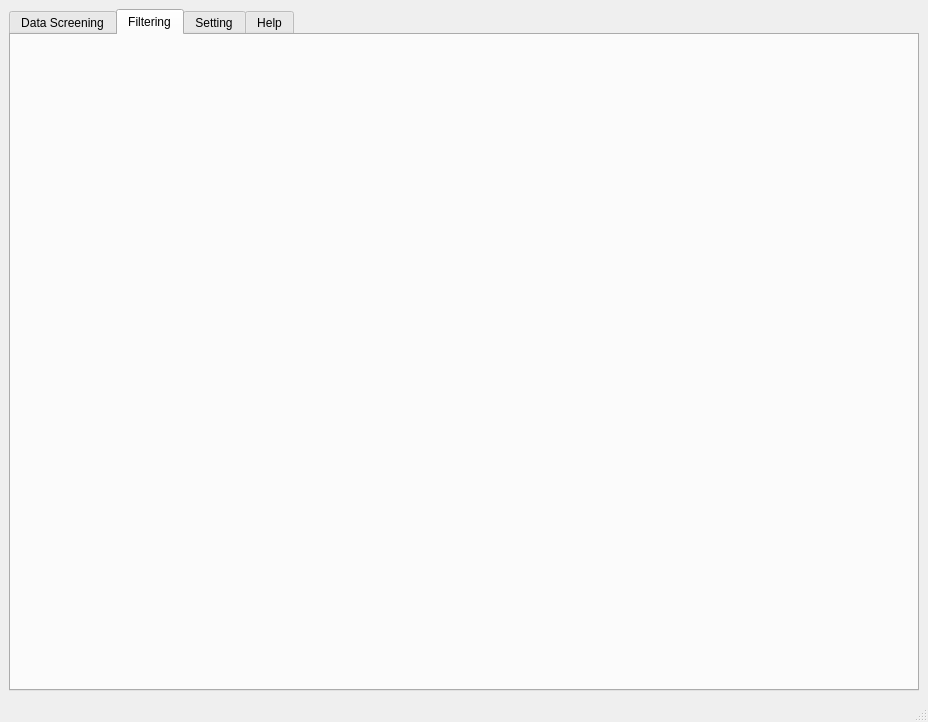
First picture: the form in src/Preprocessing_UI.ui, repository soheilee/DataVisualization, before the edit.
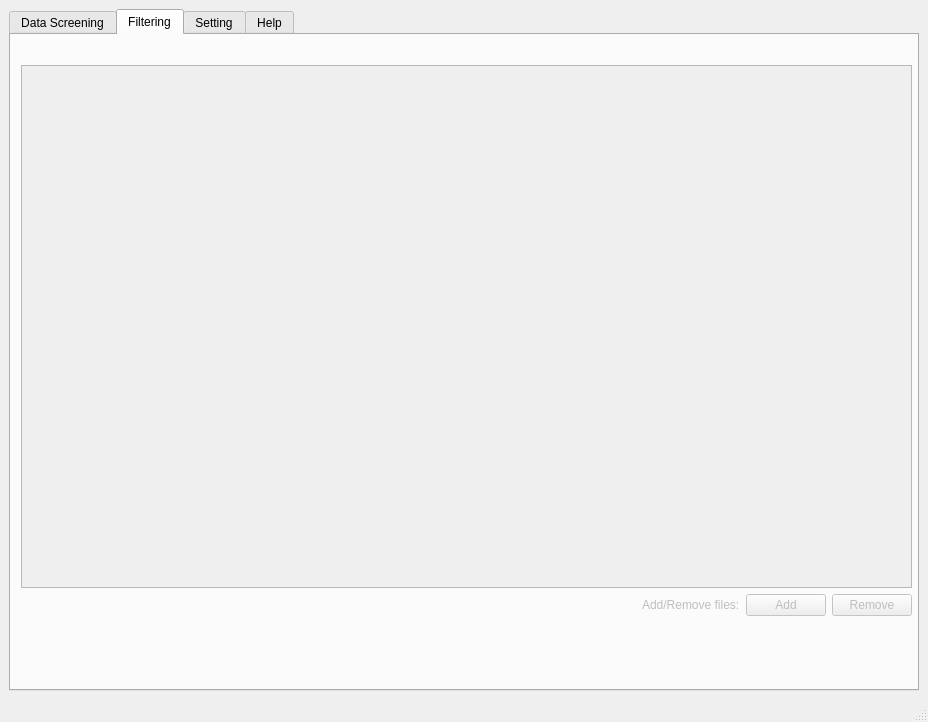
Second picture: the form after the edit. The open tabs and pages were chosen to show the change. Icons and pictures are not drawn.

Commit message: add remove button added

```diff
--- a/src/Preprocessing_UI.ui
+++ b/src/Preprocessing_UI.ui
@@ -125,6 +125,75 @@
        <attribute name="toolTip">
         <string>Filtering</string>
        </attribute>
+       <widget class="QWidget" name="verticalLayoutWidget">
+        <property name="geometry">
+         <rect>
+          <x>10</x>
+          <y>10</y>
+          <width>891</width>
+          <height>571</height>
+         </rect>
+        </property>
+        <layout class="QVBoxLayout" name="verticalLayout">
+         <item>
+          <spacer name="horizontalSpacer">
+           <property name="orientation">
+            <enum>Qt::Horizontal</enum>
+           </property>
+           <property name="sizeHint" stdset="0">
+            <size>
+             <width>40</width>
+             <height>20</height>
+            </size>
+           </property>
+          </spacer>
+         </item>
+         <item>
+          <widget class="QTextEdit" name="SelectedFile_textEdit"/>
+         </item>
+         <item>
+          <layout class="QHBoxLayout" name="horizontalLayout">
+           <item>
+            <spacer name="horizontalSpacer_2">
+             <property name="orientation">
+              <enum>Qt::Horizontal</enum>
+             </property>
+             <property name="sizeHint" stdset="0">
+              <size>
+               <width>40</width>
+               <height>20</height>
+              </size>
+             </property>
+            </spacer>
+           </item>
+           <item>
+            <widget class="QLabel" name="seletFile_label">
+             <property name="text">
+              <string>Add/Remove files:</string>
+             </property>
+            </widget>
+           </item>
+           <item>
+            <widget class="QPushButton" name="addButton">
+             <property name="enabled">
+              <bool>false</bool>
+             </property>
+             <property name="text">
+              <string>Add</string>
+             </property>
+            </widget>
+           </item>
+           <item>
+            <widget class="QPushButton" name="removeButton">
+             <property name="text">
+              <string>Remove</string>
+             </property>
+            </widget>
+           </item>
+          </layout>
+         </item>
+        </layout>
+       </widget>
       </widget>
       <widget class="QWidget" name="wSetting">
        <attribute name="icon">
```
Left out of the diff: 34 changed lines with no effect on the pictures. The commit also changes 3 other files.
